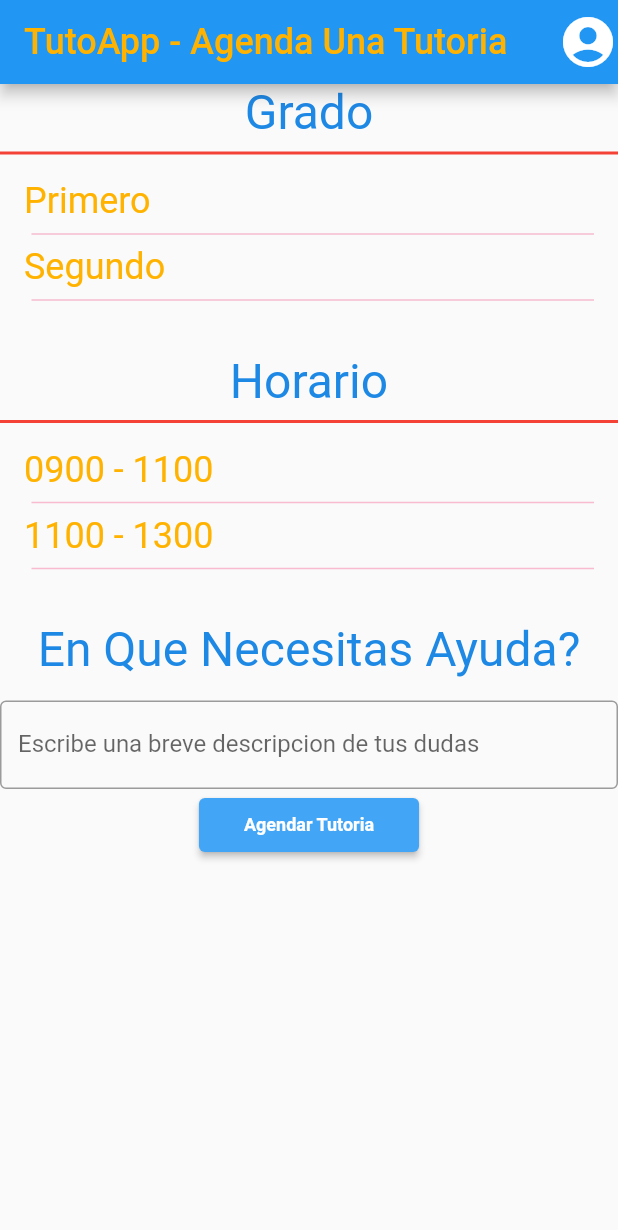
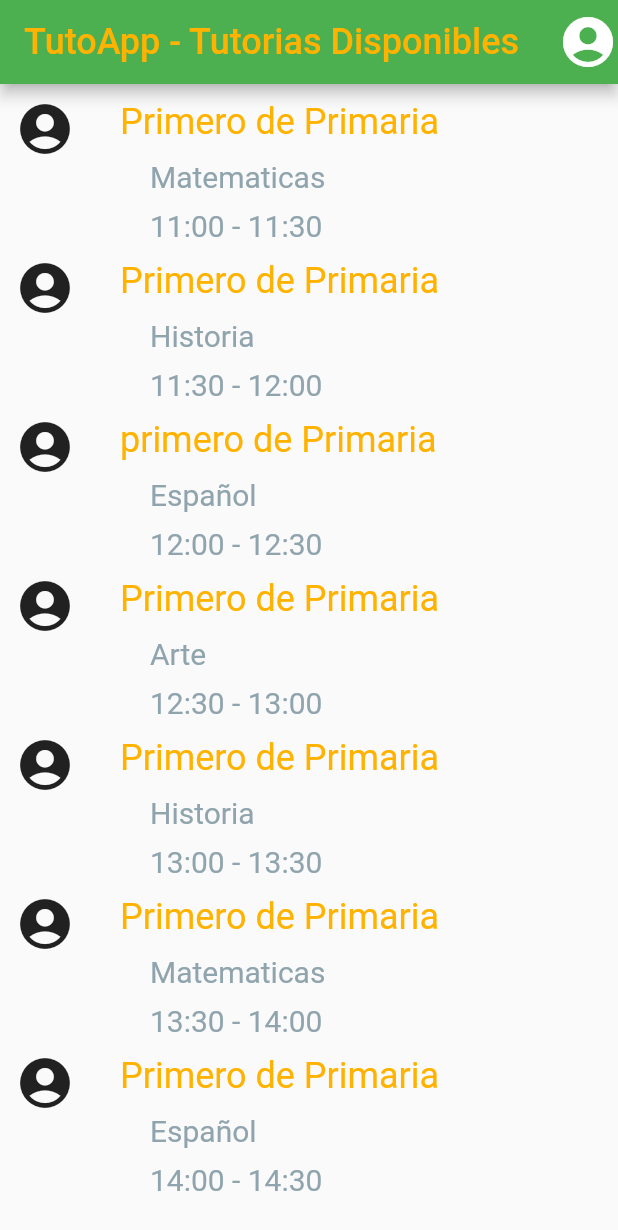
Before and after one commit to KAMZ13/FlutterProjects, a Flutter app: the screen it shows after launch, on a phone screen of 412 x 824 dp. Shown: the top 1230 px of the screen. Run offline on Flutter 3.47's test engine with Material 2 defaults, Android fonts, the phone set to English and light mode, and no system bars; our stand-ins replace avatar_glow, bloc, equatable, flutter_bloc, font_awesome_flutter; missing offline and left inert: dart:js_util, record; Roboto replaces fonts that are missing (Chewy-Regular).

Commit message:
made changes to tutorias disponibles
created method

```diff
--- a/proyecto_moviles/lib/main.dart
+++ b/proyecto_moviles/lib/main.dart
@@ -4,6 +4,7 @@ import 'package:proyecto_moviles/bloc/tutoapp_bloc.dart';
 import 'package:proyecto_moviles/pages/agenda.dart';
 import 'package:proyecto_moviles/pages/agendar_tutoria.dart';
 import 'package:proyecto_moviles/pages/homepage.dart';
+import 'package:proyecto_moviles/pages/tutorias_disponibles.dart';
 
 void main() =>
     runApp(BlocProvider(create: (context) => TutoappBloc(), child: MyApp()));
@@ -16,6 +17,6 @@ class MyApp extends StatelessWidget {
     return MaterialApp(
         title: 'Tutoapp',
         theme: ThemeData(appBarTheme: AppBarTheme(color: Colors.green)),
-        home: AgendarTutoria());
+        home: TutoriasDisponibles());
   }
 }
--- a/proyecto_moviles/lib/pages/agendar_tutoria.dart
+++ b/proyecto_moviles/lib/pages/agendar_tutoria.dart
@@ -23,9 +23,7 @@ class AgendarTutoria extends StatelessWidget {
 
   @override
   Widget build(BuildContext context) {
-    return MaterialApp(
-      title: 'Material App',
-      home: Scaffold(
+    return Scaffold(
       appBar: AppBar(
         title: Text(
           "TutoApp - Agenda Una Tutoria",
@@ -47,9 +45,11 @@ class AgendarTutoria extends StatelessWidget {
           )
         ],
       ),
-        body: Column(
+      body: SingleChildScrollView(
+        child: Column(
           children: [
             Container(
+              alignment: Alignment.centerLeft,
               padding: EdgeInsets.only(bottom: 10),
               child: Column(
                 mainAxisAlignment: MainAxisAlignment.start,
@@ -70,28 +70,39 @@ class AgendarTutoria extends StatelessWidget {
                     padding: const EdgeInsets.only(bottom: 15),
                     child: Column(
                       children: [
-                        SizedBox(
-                          height: 100,
-                          width: 400,
-                          child: ListView.separated(
-                            padding: EdgeInsets.all(10),
-                            itemCount: clases.length,
-                            itemBuilder: (BuildContext context, int index) {
-                              return Text(
-                                clases[index],
+                        Text(
+                          "Primero",
+                          textAlign: TextAlign.left,
                           style: TextStyle(
                               fontFamily: 'Chewy-Regular',
                               fontSize: 24,
                               color: Colors.amber[600]),
-                              );
-                            },
-                            separatorBuilder:
-                                (BuildContext context, int index) => Divider(
-                              thickness: 1,
-                              color: Colors.pink[100],
-                              indent: 5,
+                        ),
+                      ],
                     ),
                   ),
+                  Text(
+                    "Materia",
+                    style: TextStyle(
+                        fontFamily: 'Chewy-Regular',
+                        fontSize: 32,
+                        color: Colors.blue[600]),
+                    textAlign: TextAlign.left,
+                  ),
+                  Divider(
+                    thickness: 2,
+                    color: Colors.red,
+                  ),
+                  Padding(
+                    padding: const EdgeInsets.only(bottom: 15),
+                    child: Column(
+                      children: [
+                        Text(
+                          "Formacion Civica y Etica",
+                          style: TextStyle(
+                              fontFamily: 'Chewy-Regular',
+                              fontSize: 24,
+                              color: Colors.amber[600]),
                         ),
                       ],
                     ),
--- /dev/null
+++ b/proyecto_moviles/lib/pages/tutorias_disponibles.dart
@@ -0,0 +1,102 @@
+import 'package:flutter/material.dart';
+
+class TutoriasDisponibles extends StatelessWidget {
+  const TutoriasDisponibles({super.key});
+
+  @override
+  Widget build(BuildContext context) {
+    return Scaffold(
+      appBar: AppBar(
+        title: Text(
+          "TutoApp - Tutorias Disponibles",
+          style: TextStyle(
+              fontFamily: 'Chewy-Regular',
+              fontSize: 24,
+              color: Colors.amber[600]),
+        ),
+        actions: [
+          GestureDetector(
+            onTap: () {},
+            child: ClipRRect(
+              borderRadius: BorderRadius.circular(25),
+              child: Icon(
+                Icons.account_circle_rounded,
+                size: 40,
+              ),
+            ),
+          )
+        ],
+      ),
+      body: SingleChildScrollView(
+        child: Column(
+          children: [
+            espacioTutoria(
+                "Primero de Primaria", "Matematicas", "11:00 - 11:30"),
+            espacioTutoria("Primero de Primaria", "Historia", "11:30 - 12:00"),
+            espacioTutoria("primero de Primaria", "Español", "12:00 - 12:30"),
+            espacioTutoria("Primero de Primaria", "Arte", "12:30 - 13:00"),
+            espacioTutoria("Primero de Primaria", "Historia", "13:00 - 13:30"),
+            espacioTutoria(
+                "Primero de Primaria", "Matematicas", "13:30 - 14:00"),
+            espacioTutoria("Primero de Primaria", "Español", "14:00 - 14:30"),
+          ],
+        ),
+      ),
+    );
+  }
+
+  Container espacioTutoria(String Grade, String Subject, String Time) {
+    return Container(
+      child: Column(
+        children: [
+          Row(
+            children: [
+              Padding(
+                padding: const EdgeInsets.only(left: 10, right: 10, top: 10),
+                child: ClipRRect(
+                  borderRadius: BorderRadius.circular(25),
+                  child: Icon(
+                    Icons.account_circle_rounded,
+                    size: 40,
+                  ),
+                ),
+              ),
+              Padding(
+                padding: const EdgeInsets.only(left: 20),
+                child: Text(
+                  Grade,
+                  style: TextStyle(
+                      fontFamily: 'Chewy-Regular',
+                      fontSize: 24,
+                      color: Colors.amber[600]),
+                ),
+              )
+            ],
+          ),
+          Row(
+            children: [
+              Padding(
+                padding: const EdgeInsets.only(left: 100),
+                child: Text(
+                  Subject,
+                  style: TextStyle(fontSize: 20, color: Colors.blueGrey[300]),
+                ),
+              )
+            ],
+          ),
+          Row(
+            children: [
+              Padding(
+                padding: const EdgeInsets.only(left: 100, top: 10),
+                child: Text(
+                  Time,
+                  style: TextStyle(fontSize: 20, color: Colors.blueGrey[300]),
+                ),
+              )
+            ],
+          ),
+        ],
+      ),
+    );
+  }
+}
```
Also changed, not shown: proyecto_moviles/lib/pages/app_themes.dart (added, +10 -0 lines). Lines whose indentation alone changed are shown as unchanged.
